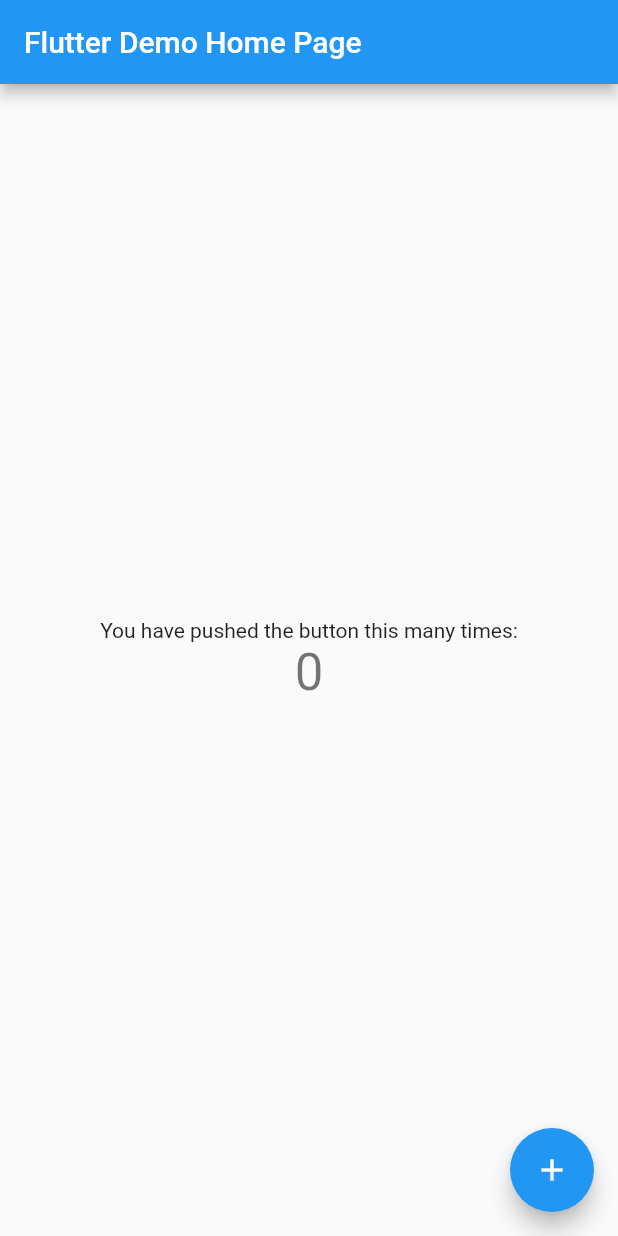
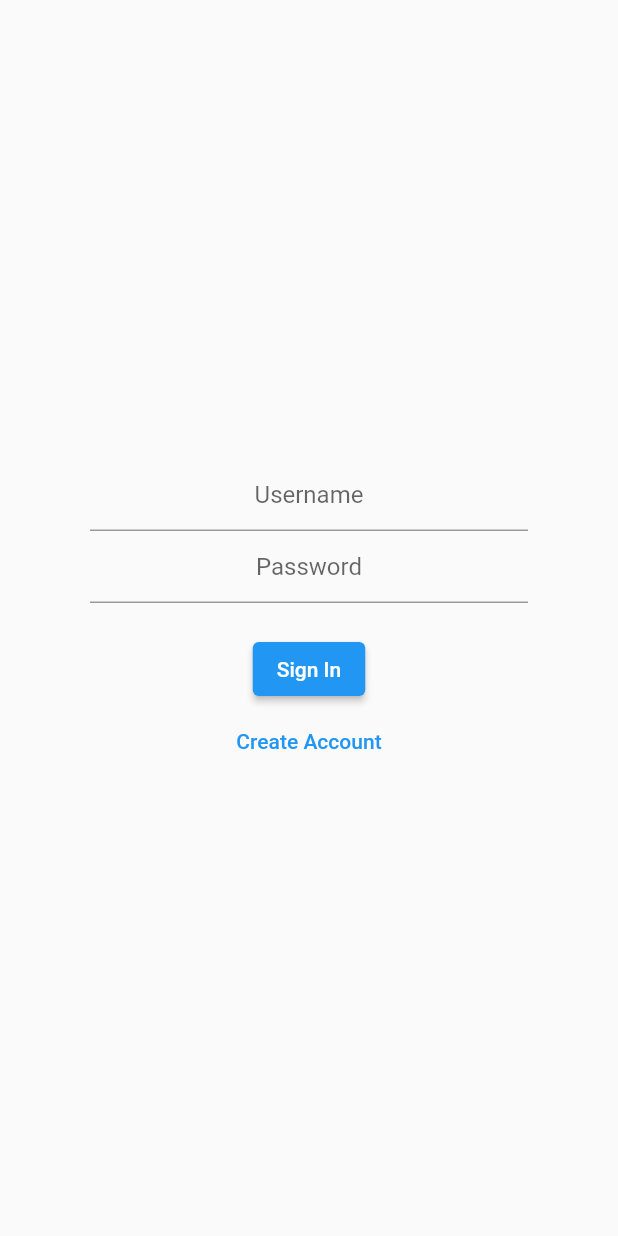
Before and after one commit to admarton/flutter_online_turn_based_game, a Flutter app: the screen it shows after launch, on a phone screen of 412 x 824 dp. Run offline on Flutter 3.47's test engine with Material 2 defaults, Android fonts, the phone set to English and light mode, and no system bars; our stand-ins replace firebase_auth, firebase_core; accounts and stored records are empty.

Commit message:
Create Firebase connection and login screen.

```diff
--- a/lib/main.dart
+++ b/lib/main.dart
@@ -1,30 +1,63 @@
+import 'package:firebase_auth/firebase_auth.dart';
 import 'package:flutter/material.dart';
 
-void main() {
-  runApp(const MyApp());
+import 'package:firebase_core/firebase_core.dart';
+import 'package:flutter_online_turn_based_game/screens/login.dart';
+import 'package:flutter_online_turn_based_game/services/auth.dart';
+import 'firebase_options.dart';
+
+void main() async {
+  WidgetsFlutterBinding.ensureInitialized();
+  await Firebase.initializeApp(
+    options: DefaultFirebaseOptions.currentPlatform,
+  );
+  runApp(OnlineTurnBasedGame());
 }
 
-class MyApp extends StatelessWidget {
-  const MyApp({Key? key}) : super(key: key);
+class OnlineTurnBasedGame extends StatelessWidget {
+  const OnlineTurnBasedGame({Key? key}) : super(key: key);
 
   // This widget is the root of your application.
   @override
   Widget build(BuildContext context) {
     return MaterialApp(
-      title: 'Flutter Demo',
+      title: 'Online Turn-Based Game',
       theme: ThemeData(
-        // This is the theme of your application.
-        //
-        // Try running your application with "flutter run". You'll see the
-        // application has a blue toolbar. Then, without quitting the app, try
-        // changing the primarySwatch below to Colors.green and then invoke
-        // "hot reload" (press "r" in the console where you ran "flutter run",
-        // or simply save your changes to "hot reload" in a Flutter IDE).
-        // Notice that the counter didn't reset back to zero; the application
-        // is not restarted.
         primarySwatch: Colors.blue,
       ),
-      home: const MyHomePage(title: 'Flutter Demo Home Page'),
+      home: const Root(),
+    );
+  }
+}
+
+class Root extends StatefulWidget {
+  const Root({Key? key}) : super(key: key);
+
+  @override
+  State<Root> createState() => _RootState();
+}
+
+class _RootState extends State<Root> {
+  final FirebaseAuth _auth = FirebaseAuth.instance;
+  @override
+  Widget build(BuildContext context) {
+    return StreamBuilder(
+      stream: Auth(auth: _auth).user,
+      builder: (BuildContext context, AsyncSnapshot<User?> snapshot) {
+        if (snapshot.connectionState == ConnectionState.active) {
+          if (snapshot.data?.uid == null) {
+            return Login(auth: _auth);
+          } else {
+            return const MyHomePage(title: "Working");
+          }
+        } else {
+          return const Scaffold(
+            body: Center(
+              child: Text("Loading..."),
+            ),
+          );
+        }
+      },
     );
   }
 }
--- /dev/null
+++ b/lib/screens/login.dart
@@ -0,0 +1,93 @@
+import 'package:firebase_auth/firebase_auth.dart';
+import 'package:flutter/material.dart';
+
+import '../services/auth.dart';
+
+class Login extends StatefulWidget {
+  final FirebaseAuth auth;
+
+  const Login({
+    Key? key,
+    required this.auth,
+  }) : super(key: key);
+  @override
+  _LoginState createState() => _LoginState();
+}
+
+class _LoginState extends State<Login> {
+  final TextEditingController _emailController = TextEditingController();
+  final TextEditingController _passwordController = TextEditingController();
+  @override
+  Widget build(BuildContext context) {
+    return Scaffold(
+      body: Center(
+        child: Padding(
+          padding: const EdgeInsets.all(60.0),
+          child: Builder(builder: (BuildContext context) {
+            return Column(
+              mainAxisAlignment: MainAxisAlignment.center,
+              children: [
+                TextFormField(
+                  key: const ValueKey("username"),
+                  textAlign: TextAlign.center,
+                  decoration: const InputDecoration(hintText: "Username"),
+                  controller: _emailController,
+                ),
+                TextFormField(
+                  key: const ValueKey("password"),
+                  textAlign: TextAlign.center,
+                  decoration: const InputDecoration(hintText: "Password"),
+                  controller: _passwordController,
+                ),
+                const SizedBox(
+                  height: 20,
+                ),
+                ElevatedButton(
+                  key: const ValueKey("signIn"),
+                  onPressed: () async {
+                    final String retVal = await Auth(auth: widget.auth).signIn(
+                      email: _emailController.text,
+                      password: _passwordController.text,
+                    );
+                    if (retVal == "Success") {
+                      _emailController.clear();
+                      _passwordController.clear();
+                    } else {
+                      ScaffoldMessenger.of(context).showSnackBar(
+                        SnackBar(
+                          content: Text(retVal),
+                        ),
+                      );
+                    }
+                  },
+                  child: const Text("Sign In"),
+                ),
+                TextButton(
+                  key: const ValueKey("createAccount"),
+                  onPressed: () async {
+                    final String retVal =
+                        await Auth(auth: widget.auth).createAccount(
+                      email: _emailController.text,
+                      password: _passwordController.text,
+                    );
+                    if (retVal == "Success") {
+                      _emailController.clear();
+                      _passwordController.clear();
+                    } else {
+                      ScaffoldMessenger.of(context).showSnackBar(
+                        SnackBar(
+                          content: Text(retVal),
+                        ),
+                      );
+                    }
+                  },
+                  child: const Text("Create Account"),
+                )
+              ],
+            );
+          }),
+        ),
+      ),
+    );
+  }
+}
--- a/pubspec.yaml
+++ b/pubspec.yaml
@@ -29,7 +29,10 @@
 dependencies:
   flutter:
     sdk: flutter
-
+  firebase_core:
+  firebase_auth:
+  cloud_firestore:
+  lint:
 
   # The following adds the Cupertino Icons font to your application.
   # Use with the CupertinoIcons class for iOS style icons.
```
Also changed, not shown: lib/services/auth.dart (added, +47 -0 lines), lib/firebase_options.dart (added), pubspec.lock, 5 other files.
